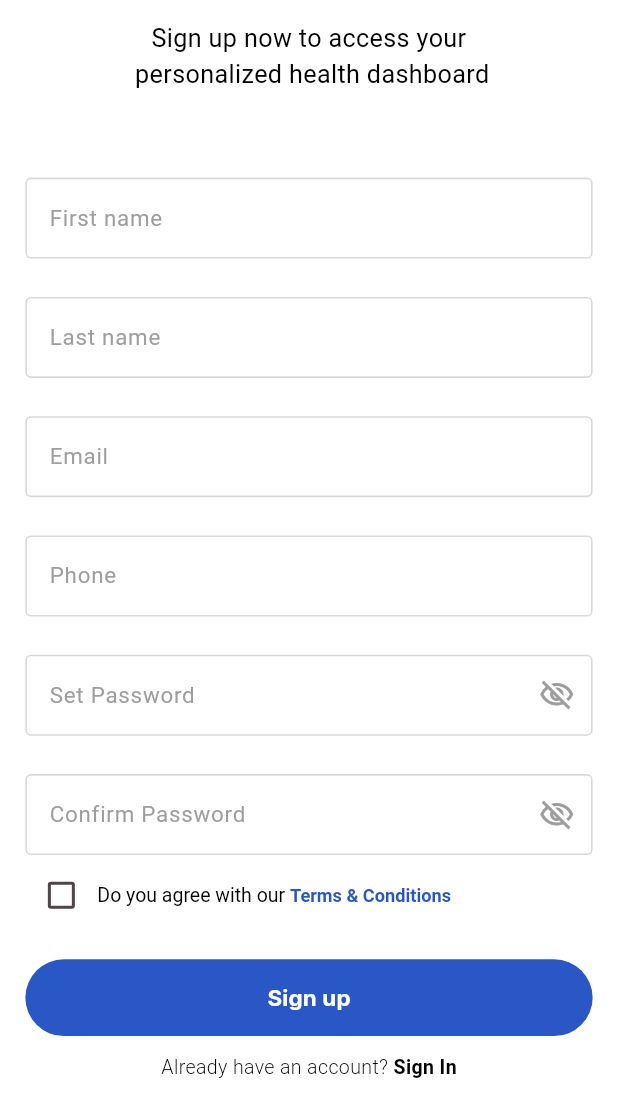
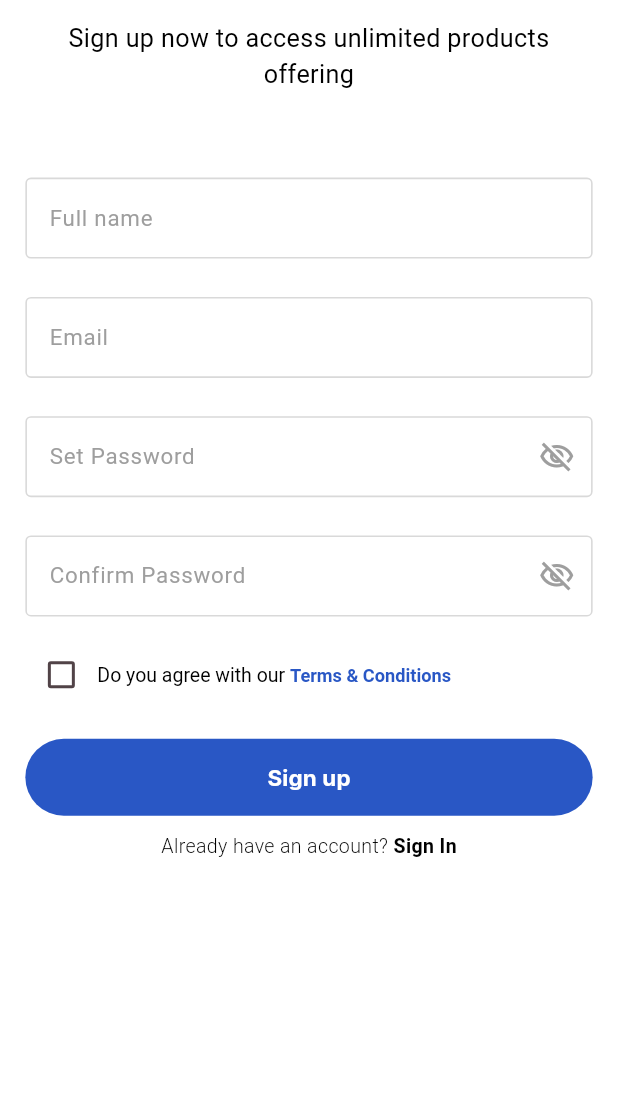
Before and after one commit to Dejito/tend, a Flutter app: the Signup screen opened by its route, on a phone screen of 412 x 824 dp, the part 137-1236 px from its top. Run offline on Flutter 3.47's test engine with Material 3 defaults, Android fonts, the phone set to English and light mode, and no system bars; our stand-ins replace dio, flutter_bloc, flutter_easyloading, flutter_screenutil, fluttertoast, get_it and 2 more; Roboto replaces fonts that are missing (Alegreya).

```diff
--- a/lib/app_launch.dart
+++ b/lib/app_launch.dart
@@ -1,10 +1,9 @@
-import 'package:blackchinx/presentation/viewmodel/di/di.dart';
+import 'package:blackchinx/presentation/di/di.dart';
 import 'package:flutter/material.dart';
 import 'package:flutter_bloc/flutter_bloc.dart';
 import 'package:flutter_screenutil/flutter_screenutil.dart';
 import 'package:get_it/get_it.dart';
 
-import 'core/bloc_observer/bloc_observer.dart';
 
 GetIt getIt = GetIt.instance;
 
@@ -12,14 +11,12 @@ class AppLaunch {
 
   Future init() async {
     WidgetsFlutterBinding.ensureInitialized();
-    Bloc.observer = MyGlobalObserver();
     getIt.allowReassignment = true;
     await registerServices(getIt);
     ScreenUtil.ensureScreenSize();
   }
 
   Future<void> registerServices(ioc) async {
-    setUpEndpointCalls();
     setupAuthToken(ioc);
     // setupSharedServices(ioc);
   }
--- a/lib/presentation/viewmodel/di/di.dart
+++ b/lib/presentation/di/di.dart
@@ -3,7 +3,7 @@
 
 import 'package:get_it/get_it.dart';
 
-void setUpEndpointCalls() {
+// void setUpEndpointCalls() {
 
   // getIt.registerSingleton<AuthCubit>(
   //   AuthCubit(
@@ -11,7 +11,7 @@ void setUpEndpointCalls() {
   //   ),
   // );
   //
-}
+// }
 
 setupAuthToken(GetIt ioc) {
   // ioc.registerSingleton<AuthToken>(AuthToken());
--- a/lib/presentation/provider/auth_provider.dart
+++ b/lib/presentation/provider/auth_provider.dart
@@ -15,7 +15,6 @@ class AuthProvider with ChangeNotifier {
 
 
   Future<void> createUser(CreateUserRequestBody createUserRequestBody) async {
-    // _showLoadingIndicator();
     showEaseLoadingIndicator();
     try {
       final response = await ApiService.createUser(createUserRequestBody);
@@ -23,16 +22,18 @@ class AuthProvider with ChangeNotifier {
         createUserResponse = CreateUserResponse.fromJson(response.body);
         dismissLoadingIndicator();
         isUserCreated = true;
+        showToast(message: "Congratulation!! \nUser created successfully!");
 
       } else {
         showToast(message: "Unexpected server response. Please try again.");
       }
     } catch (e) {
       handleError(error: e);
-      // hideLoadingIndicator();
       dismissLoadingIndicator();
     }
   }
+
+
 
 
   void _showLoadingIndicator() {
--- a/lib/presentation/views/sign_up/sign_up.dart
+++ b/lib/presentation/views/sign_up/sign_up.dart
@@ -23,6 +23,19 @@ class Signup extends StatefulWidget {
 class _SignupState extends State<Signup> {
   bool isCheckedKeepLoggedIn = false;
 
+  final TextEditingController _usernameController =
+  TextEditingController(text: '');
+  final TextEditingController _emailController = TextEditingController();
+  final TextEditingController _passwordController = TextEditingController();
+  final TextEditingController _confirmPasswordController =
+  TextEditingController();
+  final GlobalKey<FormState> _formKey = GlobalKey<FormState>();
+
+  bool _obscurePassword = true;
+  bool _showLoadingIndicator = false;
+  bool _isFormValid = false;
+
+
   @override
   Widget build(BuildContext context) {
     final authProvider = Provider.of<AuthProvider>(context);
@@ -36,25 +49,17 @@ class _SignupState extends State<Signup> {
             children: [
               logoImage(),
               titleText(
-                  "Sign up now to access your\n personalized health dashboard",
+                  "Sign up now to access unlimited products offering",
                   fontSize: 18,
                   textAlign: TextAlign.center,
                   bottomPadding: 34,
                   topPadding: 14),
               InputText(
-                hint: "First name",
-                bottomPadding: 0,
-              ),
-              InputText(
-                hint: "Last name",
+                hint: "Full name",
                 bottomPadding: 0,
               ),
               InputText(
                 hint: "Email",
-                bottomPadding: 0,
-              ),
-              InputText(
-                hint: "Phone",
                 bottomPadding: 0,
               ),
               InputText(
@@ -67,7 +72,7 @@ class _SignupState extends State<Signup> {
               ),
               InputText(
                 hint: "Confirm Password",
-                bottomPadding: 3,
+                bottomPadding: 16,
                 suffixIcon: const Icon(
                   Icons.visibility_off_outlined,
                   color: Colors.grey,
```
Also changed, not shown: lib/core/bloc_observer/bloc_observer.dart (deleted, +0 -28 lines), lib/data/models/request/auth/login_reqbody.dart (added, +14 -0 lines), lib/data/models/request/giftcard/admin_rejects_giftcard_reqbody.dart (deleted, +0 -12 lines), lib/data/models/request/giftcard/create_giftcard_reqbody.dart (deleted, +0 -17 lines), lib/data/models/request/giftcard/seller_updates_pending_giftcard_reqbody.dart (deleted, +0 -38 lines), lib/data/models/request/giftcard/seller_upload_giftcard_req.dart (deleted, +0 -28 lines), lib/data/service/api_service/user_api.dart (+6 -5 lines), 2 other files.
